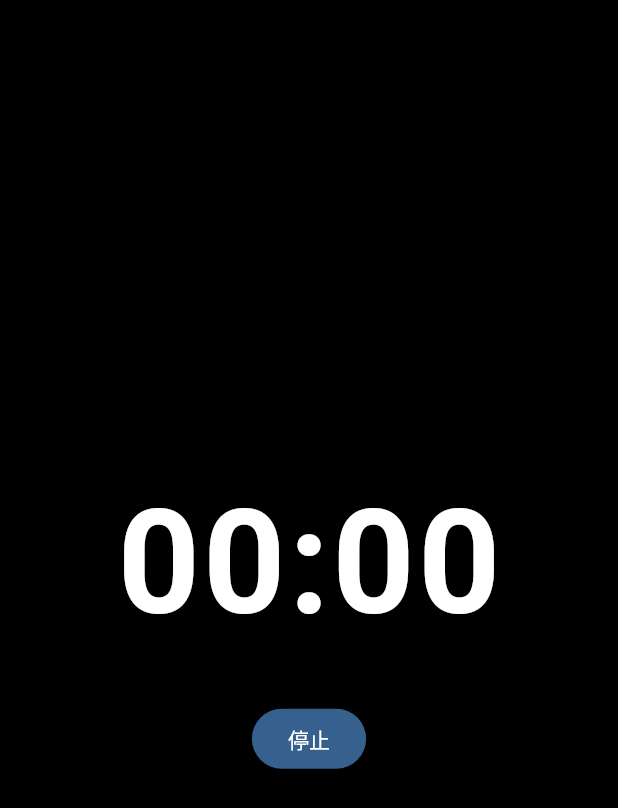
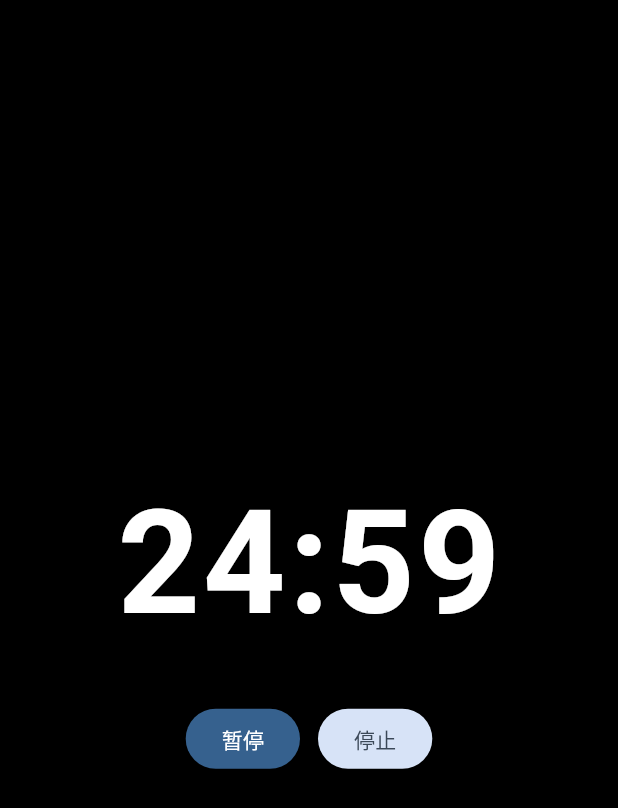
Before and after one commit to 450377560-design/anti-procrastination-app2, a Flutter app: the screen it shows after launch, after a tap on "开始 25 分钟", on a phone screen of 412 x 824 dp. Shown: the top 808 px of the screen. Run offline on Flutter 3.47's test engine with Material 3 defaults, Android fonts, the phone set to English and light mode, and no system bars; our stand-ins replace fl_chart, sqflite, wakelock_plus; accounts and stored records are empty.

Commit message:
Update focus_page.dart

```diff
--- a/lib/focus_page.dart
+++ b/lib/focus_page.dart
@@ -2,7 +2,7 @@ import 'dart:async';
 import 'package:flutter/material.dart';
 import 'package:flutter/services.dart';
 import 'package:wakelock_plus/wakelock_plus.dart';
-import 'services/native_bridge.dart';
+import 'db/dao_focus.dart';
 
 class FocusPage extends StatefulWidget {
   final int minutes;
@@ -13,43 +13,63 @@ class FocusPage extends StatefulWidget {
 }
 
 class _FocusPageState extends State<FocusPage> {
-  int _remaining = 0;
-  late final StreamSubscription<int> _tickSub;
-  late final StreamSubscription<void> _finishSub;
-  late final StreamSubscription<void> _stopSub;
-
-  String _fmt(int sec) {
-    final m = sec ~/ 60;
-    final s = sec % 60;
-    return '${m.toString().padLeft(2, '0')}:${s.toString().padLeft(2, '0')}';
-  }
+  late int _remaining;
+  Timer? _timer;
+  bool _paused = false;
+  int? _sessionId;
 
   @override
   void initState() {
     super.initState();
-    // 全屏沉浸 + 常亮
+    _remaining = widget.minutes * 60;
     SystemChrome.setEnabledSystemUIMode(SystemUiMode.immersiveSticky);
     WakelockPlus.enable();
+    _startSession();
+  }
 
-    _tickSub = NativeBridge.onTick.listen((sec) {
-      if (mounted) setState(() => _remaining = sec);
-    });
-    _finishSub = NativeBridge.onFinish.listen((_) {
-      if (mounted) Navigator.pop(context); // 计时自然结束
-    });
-    _stopSub = NativeBridge.onStop.listen((_) {
-      if (mounted) Navigator.pop(context); // 被停止/打断
+  Future<void> _startSession() async {
+    _sessionId = await FocusDao.startSession(widget.minutes);
+    _timer = Timer.periodic(const Duration(seconds: 1), (t) async {
+      if (_paused) return;
+      if (!mounted) return;
+      setState(() => _remaining--);
+      if (_remaining <= 0) {
+        await FocusDao.finishSession(_sessionId!, completed: true);
+        if (!mounted) return;
+        await _showReward();
+        Navigator.pop(context);
+      }
     });
   }
 
   @override
   void dispose() {
-    _tickSub.cancel();
-    _finishSub.cancel();
-    _stopSub.cancel();
+    _timer?.cancel();
     WakelockPlus.disable();
     SystemChrome.setEnabledSystemUIMode(SystemUiMode.edgeToEdge);
     super.dispose();
+  }
+
+  Future<void> _stop() async {
+    if (_sessionId != null) {
+      await FocusDao.finishSession(_sessionId!, completed: false);
+    }
+    if (!mounted) return;
+    Navigator.pop(context); // 返回上一页，不退出应用
+  }
+
+  String _fmt(int s) => '${(s ~/ 60).toString().padLeft(2, '0')}:${(s % 60).toString().padLeft(2, '0')}';
+
+  Future<void> _showReward() async {
+    // 简单积分：完成一次 +10
+    await showDialog(
+      context: context,
+      builder: (_) => AlertDialog(
+        title: const Text('🎉 太棒了！'),
+        content: const Text('本次专注完成，奖励 +10 积分'),
+        actions: [FilledButton(onPressed: () => Navigator.pop(context), child: const Text('确定'))],
+      ),
+    );
   }
 
   @override
@@ -57,25 +77,19 @@ class _FocusPageState extends State<FocusPage> {
     return Scaffold(
       backgroundColor: Colors.black,
       body: Center(
-        child: Column(
-          mainAxisSize: MainAxisSize.min,
-          children: [
-            Text(
-              _fmt(_remaining),
-              style: const TextStyle(
-                color: Colors.white,
-                fontSize: 96,
-                fontWeight: FontWeight.w600,
-                letterSpacing: 2,
-              ),
+        child: Column(mainAxisSize: MainAxisSize.min, children: [
+          Text(_fmt(_remaining),
+              style: const TextStyle(color: Colors.white, fontSize: 96, fontWeight: FontWeight.w600, letterSpacing: 2)),
+          const SizedBox(height: 24),
+          Row(mainAxisSize: MainAxisSize.min, children: [
+            FilledButton(
+              onPressed: () => setState(() => _paused = !_paused),
+              child: Text(_paused ? '继续' : '暂停'),
             ),
-            const SizedBox(height: 24),
-            FilledButton(
-              onPressed: () => NativeBridge.stopFocus(),
-              child: const Text('停止'),
-            ),
-          ],
-        ),
+            const SizedBox(width: 12),
+            FilledButton.tonal(onPressed: _stop, child: const Text('停止')),
+          ]),
+        ]),
       ),
     );
   }
```
